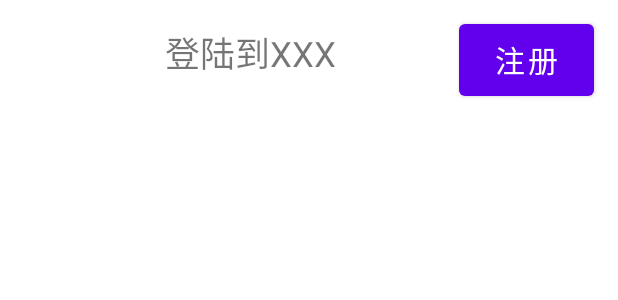
After one commit to YoYoLikesCiCi/AndroidOnlineShop, an Android app: the layout login_title.xml on its own in the app's theme, with its tools: preview values and no code run, on a phone screen of 412 x 824 dp. The commit adds this screen. Shown: the top 300 px of the screen. Run offline under Robolectric (Android 15) with nearby library versions, the phone set to English and light mode, and no system bars.

Commit message:
对splash、login界面的进一步深入开发

```diff
--- /dev/null
+++ b/Login/app/src/main/res/layout/login_title.xml
@@ -0,0 +1,32 @@
+<?xml version="1.0" encoding="utf-8"?>
+<androidx.constraintlayout.widget.ConstraintLayout
+    xmlns:android="http://schemas.android.com/apk/res/android"
+    xmlns:app="http://schemas.android.com/apk/res-auto"
+    xmlns:tools="http://schemas.android.com/tools"
+    android:layout_width="match_parent"
+    android:layout_height="wrap_content">
+
+    <TextView
+        android:id="@+id/txt_title"
+        android:layout_width="176dp"
+        android:layout_height="wrap_content"
+        android:layout_gravity="center"
+        android:layout_weight="1"
+        android:text="登陆到XXX"
+        android:textSize="23dp"
+        app:layout_constraintBottom_toBottomOf="@+id/but_signIn"
+        app:layout_constraintEnd_toEndOf="@+id/but_signIn"
+        app:layout_constraintStart_toStartOf="parent"
+        app:layout_constraintTop_toTopOf="parent" />
+
+    <Button
+        android:id="@+id/but_signIn"
+        android:layout_width="90dp"
+        android:layout_height="60dp"
+        android:layout_marginTop="10dp"
+        android:layout_marginEnd="16dp"
+        android:text="注册"
+        android:textSize="20sp"
+        app:layout_constraintEnd_toEndOf="parent"
+        app:layout_constraintTop_toTopOf="parent" />
+</androidx.constraintlayout.widget.ConstraintLayout>
```
Also changed, not shown: Login/app/src/main/AndroidManifest.xml (+7 -3 lines), Login/app/src/main/java/com/example/login/SplashActivity.java (+21 -2 lines), Login/app/src/main/java/tools/TimeCD.java (+22 -8 lines), Login/app/src/main/res/layout/activity_splash.xml (+5 -8 lines), 2 other files.
